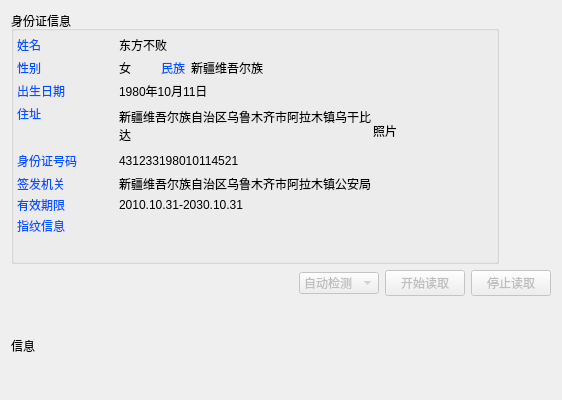
This is IDCard_API_Sample/dialog.ui in leithergit/SSCard_System as Qt 5 draws it before an edit. The edited form follows.
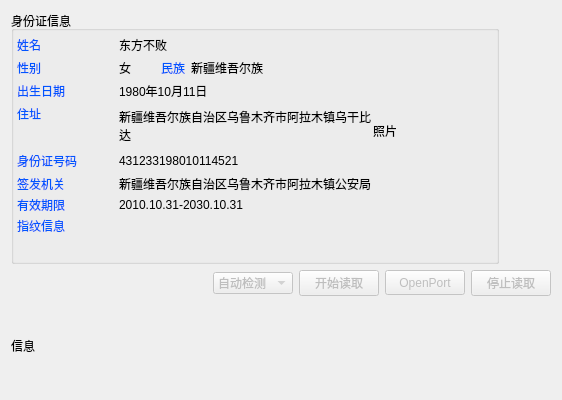
This is the edited form.

Diff of the .ui file:
```diff
--- a/IDCard_API_Sample/dialog.ui
+++ b/IDCard_API_Sample/dialog.ui
@@ -494,6 +494,22 @@
        </property>
       </widget>
      </item>
+     <item>
+      <widget class="QPushButton" name="pushButton_Start_2">
+       <property name="enabled">
+        <bool>false</bool>
+       </property>
+       <property name="minimumSize">
+        <size>
+         <width>0</width>
+         <height>25</height>
+        </size>
+       </property>
+       <property name="text">
+        <string>OpenPort</string>
+       </property>
+      </widget>
+     </item>
      <item>
       <widget class="QPushButton" name="pushButton_Stop">
        <property name="enabled">
```
